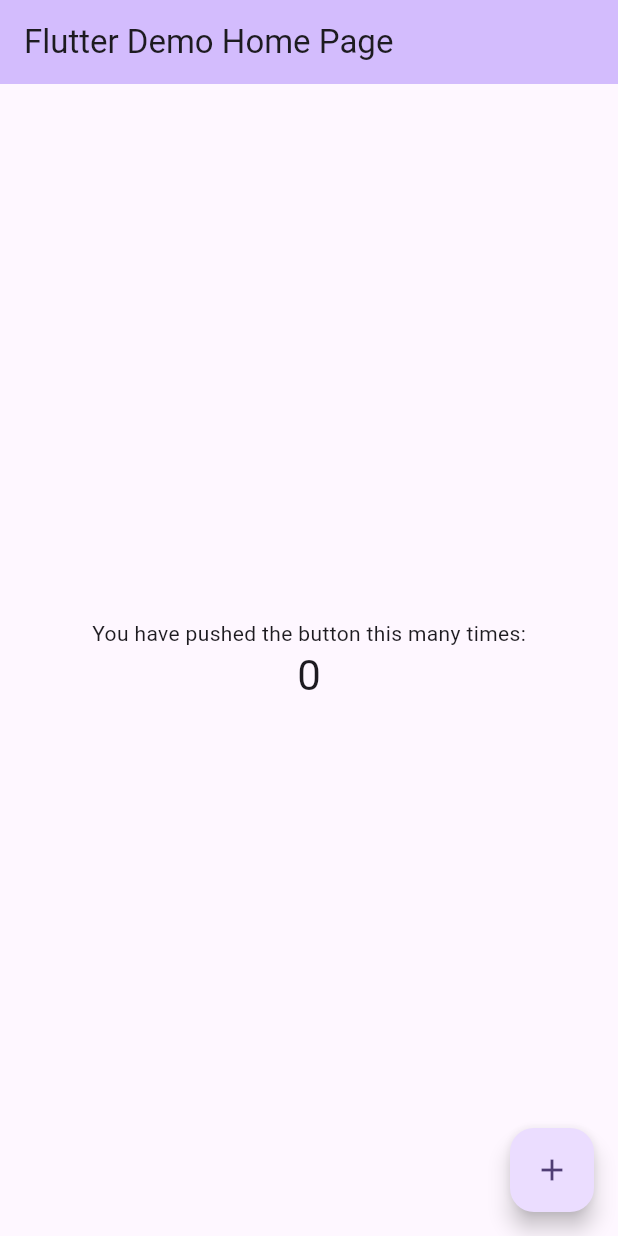
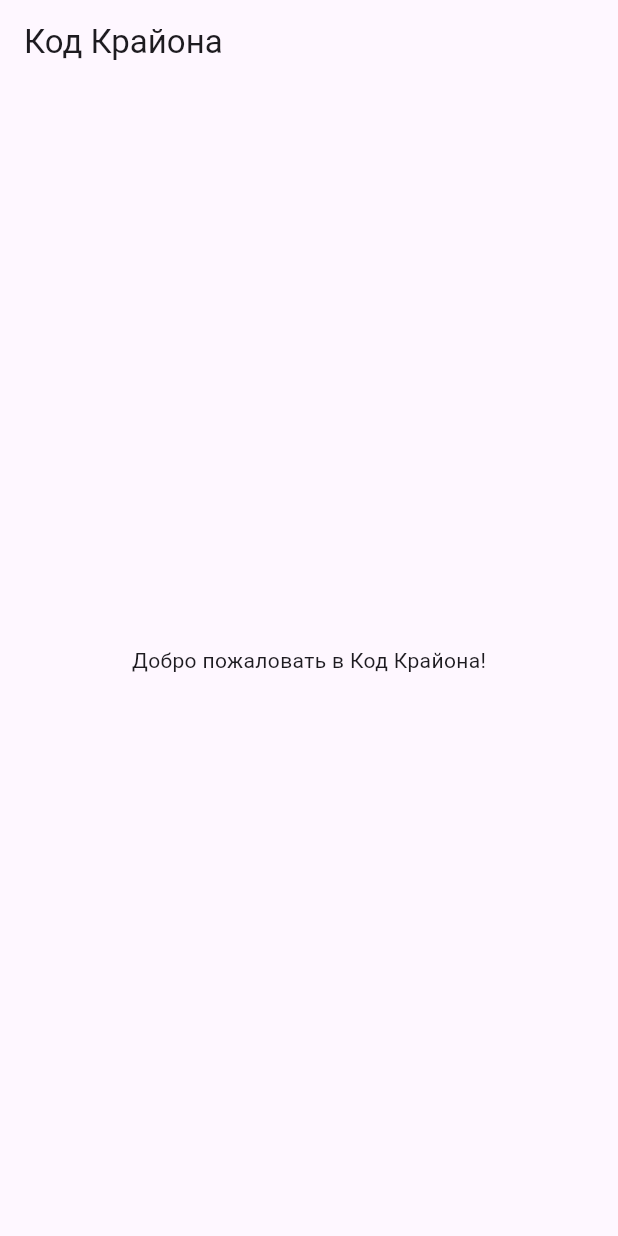
Before and after one commit to freedomdp/kod-kraiona, a Flutter app: the screen it shows after launch, on a phone screen of 412 x 824 dp. Run offline on Flutter 3.47's test engine with Material 3 defaults, Android fonts, the light colour scheme and no system bars; our stand-ins replace firebase_core; accounts and stored records are empty; statements that could not run were skipped.

```diff
--- a/lib/main.dart
+++ b/lib/main.dart
@@ -1,125 +1,42 @@
 import 'package:flutter/material.dart';
+import 'package:firebase_core/firebase_core.dart';
+import 'firebase_options.dart';
 
-void main() {
-  runApp(const MyApp());
+void main() async {
+  WidgetsFlutterBinding.ensureInitialized();
+  await Firebase.initializeApp(
+    options: DefaultFirebaseOptions.currentPlatform,
+  );
+  runApp(MyApp());
 }
 
 class MyApp extends StatelessWidget {
-  const MyApp({super.key});
-
-  // This widget is the root of your application.
   @override
   Widget build(BuildContext context) {
     return MaterialApp(
-      title: 'Flutter Demo',
+      title: 'Код Крайона',
       theme: ThemeData(
-        // This is the theme of your application.
-        //
-        // TRY THIS: Try running your application with "flutter run". You'll see
-        // the application has a purple toolbar. Then, without quitting the app,
-        // try changing the seedColor in the colorScheme below to Colors.green
-        // and then invoke "hot reload" (save your changes or press the "hot
-        // reload" button in a Flutter-supported IDE, or press "r" if you used
-        // the command line to start the app).
-        //
-        // Notice that the counter didn't reset back to zero; the application
-        // state is not lost during the reload. To reset the state, use hot
-        // restart instead.
-        //
-        // This works for code too, not just values: Most code changes can be
-        // tested with just a hot reload.
-        colorScheme: ColorScheme.fromSeed(seedColor: Colors.deepPurple),
-        useMaterial3: true,
+        primarySwatch: Colors.blue,
       ),
-      home: const MyHomePage(title: 'Flutter Demo Home Page'),
+      home: MyHomePage(title: 'Код Крайона'),
     );
   }
 }
 
-class MyHomePage extends StatefulWidget {
-  const MyHomePage({super.key, required this.title});
-
-  // This widget is the home page of your application. It is stateful, meaning
-  // that it has a State object (defined below) that contains fields that affect
-  // how it looks.
-
-  // This class is the configuration for the state. It holds the values (in this
-  // case the title) provided by the parent (in this case the App widget) and
-  // used by the build method of the State. Fields in a Widget subclass are
-  // always marked "final".
+class MyHomePage extends StatelessWidget {
+  MyHomePage({Key? key, required this.title}) : super(key: key);
 
   final String title;
 
   @override
-  State<MyHomePage> createState() => _MyHomePageState();
-}
-
-class _MyHomePageState extends State<MyHomePage> {
-  int _counter = 0;
-
-  void _incrementCounter() {
-    setState(() {
-      // This call to setState tells the Flutter framework that something has
-      // changed in this State, which causes it to rerun the build method below
-      // so that the display can reflect the updated values. If we changed
-      // _counter without calling setState(), then the build method would not be
-      // called again, and so nothing would appear to happen.
-      _counter++;
-    });
-  }
-
-  @override
   Widget build(BuildContext context) {
-    // This method is rerun every time setState is called, for instance as done
-    // by the _incrementCounter method above.
-    //
-    // The Flutter framework has been optimized to make rerunning build methods
-    // fast, so that you can just rebuild anything that needs updating rather
-    // than having to individually change instances of widgets.
     return Scaffold(
       appBar: AppBar(
-        // TRY THIS: Try changing the color here to a specific color (to
-        // Colors.amber, perhaps?) and trigger a hot reload to see the AppBar
-        // change color while the other colors stay the same.
-        backgroundColor: Theme.of(context).colorScheme.inversePrimary,
-        // Here we take the value from the MyHomePage object that was created by
-        // the App.build method, and use it to set our appbar title.
-        title: Text(widget.title),
+        title: Text(title),
       ),
-      body: Center(
-        // Center is a layout widget. It takes a single child and positions it
-        // in the middle of the parent.
-        child: Column(
-          // Column is also a layout widget. It takes a list of children and
-          // arranges them vertically. By default, it sizes itself to fit its
-          // children horizontally, and tries to be as tall as its parent.
-          //
-          // Column has various properties to control how it sizes itself and
-          // how it positions its children. Here we use mainAxisAlignment to
-          // center the children vertically; the main axis here is the vertical
-          // axis because Columns are vertical (the cross axis would be
-          // horizontal).
-          //
-          // TRY THIS: Invoke "debug painting" (choose the "Toggle Debug Paint"
-          // action in the IDE, or press "p" in the console), to see the
-          // wireframe for each widget.
-          mainAxisAlignment: MainAxisAlignment.center,
-          children: <Widget>[
-            const Text(
-              'You have pushed the button this many times:',
-            ),
-            Text(
-              '$_counter',
-              style: Theme.of(context).textTheme.headlineMedium,
-            ),
-          ],
-        ),
+      body: const Center(
+        child: Text('Добро пожаловать в Код Крайона!'),
       ),
-      floatingActionButton: FloatingActionButton(
-        onPressed: _incrementCounter,
-        tooltip: 'Increment',
-        child: const Icon(Icons.add),
-      ), // This trailing comma makes auto-formatting nicer for build methods.
     );
   }
 }
--- a/pubspec.yaml
+++ b/pubspec.yaml
@@ -30,6 +30,7 @@ environment:
 dependencies:
   flutter:
     sdk: flutter
+  firebase_core: ^2.15.0
 
 
   # The following adds the Cupertino Icons font to your application.
```
Also changed, not shown: firebase.json (added), lib/firebase_options.dart (added), pubspec.lock, 3 other files.
